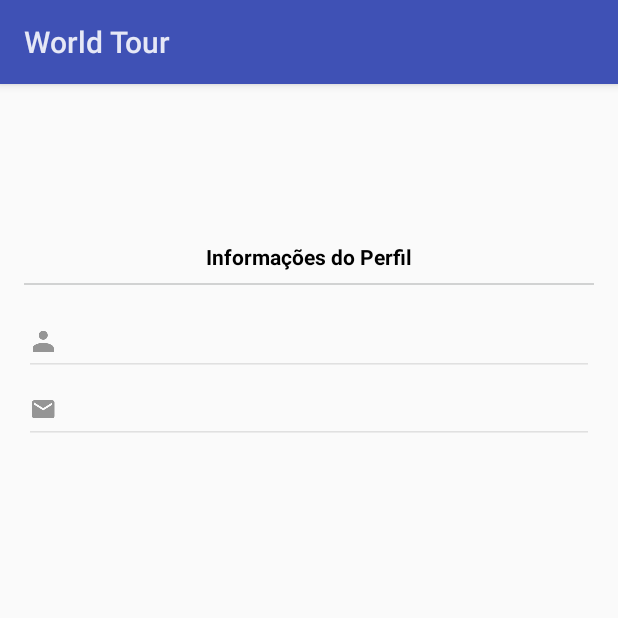
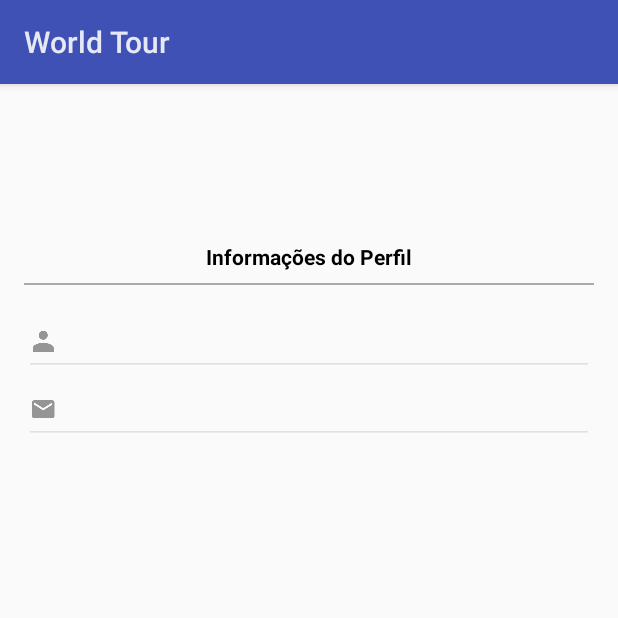
Before and after one commit to fgarcia1401/worldtour, an Android app: the fragment PerfilFragment shown on its own in the app's theme, on a phone screen of 412 x 824 dp, the top half of it. Run offline under Robolectric (Android 15) with nearby library versions, the phone set to English and light mode, and no system bars; our stand-ins replace Picasso; plain views replace RoundedImageView; pictures from the network do not load; 3 statements that could not run were skipped.

```diff
--- a/app/src/main/java/br/com/fernando/worldtour/fragment/ListCountryFragment.java
+++ b/app/src/main/java/br/com/fernando/worldtour/fragment/ListCountryFragment.java
@@ -106,7 +106,6 @@ public class ListCountryFragment extends Fragment implements CountryAdapter.OnIt
 
     private void showProgressDialog() {
         progressDialog = ProgressDialog.show(getActivity(), getString(R.string.title_aguarde), getString(R.string.title_carregando), true);
-
         progressDialog.show();
     }
 
--- a/app/src/main/res/layout/fragment_perfil.xml
+++ b/app/src/main/res/layout/fragment_perfil.xml
@@ -48,7 +48,7 @@
             android:layout_height="1dip"
             android:layout_marginTop="8dp"
             android:layout_marginBottom="15dp"
-            android:alpha="0.4"
+            android:alpha="0.8"
             android:background="#969799" />
 
 
```
